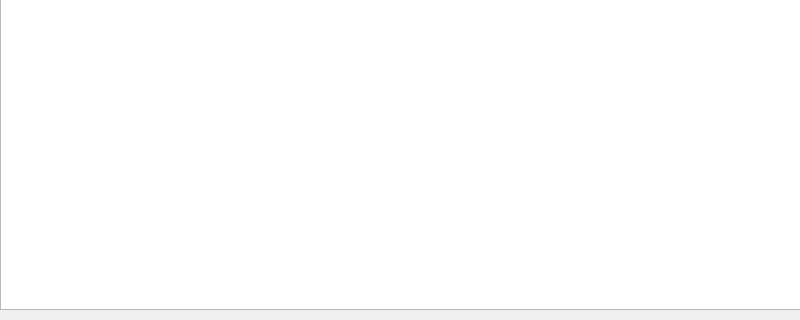
gidzzz/openmediaplayer, file singlealbumview.ui: the form before one commit; both pictures show x 0 to 800 and y 160 to 480 of the 800 by 480 pixel window.
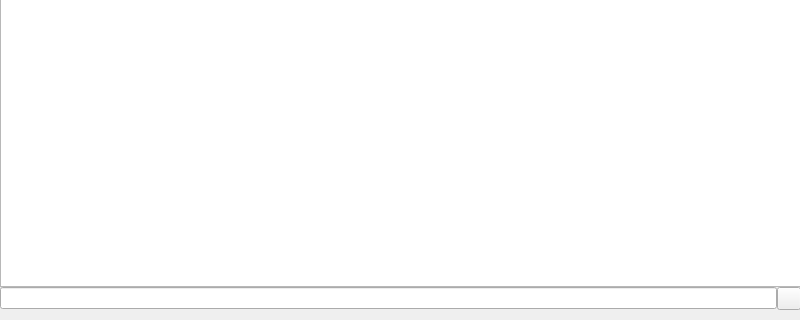
The form after the commit. Custom widgets are drawn as their Qt base class.

Commit message: Add type to search to SingleAlbumView

Diff of the .ui file:
```diff
--- a/singlealbumview.ui
+++ b/singlealbumview.ui
@@ -59,6 +59,28 @@
        </property>
       </widget>
      </item>
+     <item>
+      <widget class="QWidget" name="searchWidget" native="true">
+       <layout class="QHBoxLayout" name="horizontalLayout">
+        <property name="spacing">
+         <number>0</number>
+        </property>
+        <property name="margin">
+         <number>0</number>
+        </property>
+        <item>
+         <widget class="QLineEdit" name="searchEdit"/>
+        </item>
+        <item>
+         <widget class="QToolButton" name="searchHideButton">
+          <property name="text">
+           <string/>
+          </property>
+         </widget>
+        </item>
+       </layout>
+      </widget>
+     </item>
     </layout>
    </widget>
    <zorder>verticalLayoutWidget</zorder>
```
Left out of the diff: 2 changed lines with no effect on the pictures. The commit also changes 2 other files.
